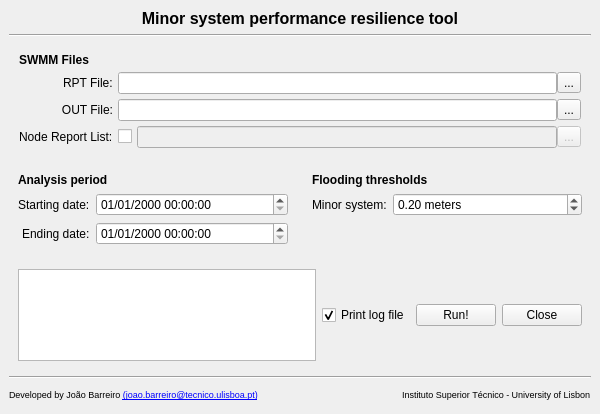
Above: Tools/Performance_SWMM_tool/SWMM_Performance_GUI.ui from JoaoBarreiro/RESILISTORM-tool before the change. Below: the same form after it.
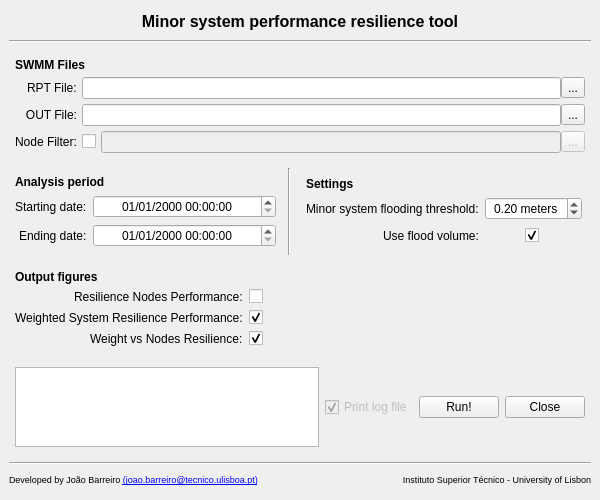
That is the form after the change.

```diff
--- a/Tools/Performance_SWMM_tool/SWMM_Performance_GUI.ui
+++ b/Tools/Performance_SWMM_tool/SWMM_Performance_GUI.ui
@@ -7,19 +7,19 @@
     <x>0</x>
     <y>0</y>
     <width>600</width>
-    <height>414</height>
+    <height>500</height>
    </rect>
   </property>
   <property name="minimumSize">
    <size>
     <width>600</width>
-    <height>350</height>
+    <height>500</height>
    </size>
   </property>
   <property name="maximumSize">
    <size>
     <width>600</width>
-    <height>414</height>
+    <height>500</height>
    </size>
   </property>
   <property name="windowTitle">
@@ -29,6 +29,12 @@
    <layout class="QVBoxLayout" name="verticalLayout_2">
     <item>
      <widget class="QLabel" name="label_4">
+      <property name="sizePolicy">
+       <sizepolicy hsizetype="Preferred" vsizetype="Maximum">
+        <horstretch>0</horstretch>
+        <verstretch>0</verstretch>
+       </sizepolicy>
+      </property>
       <property name="text">
        <string>&lt;html&gt;&lt;head/&gt;&lt;body&gt;&lt;p align=&quot;center&quot;&gt;&lt;span style=&quot; font-size:12pt; font-weight:700;&quot;&gt;Minor system performance resilience tool&lt;/span&gt;&lt;/p&gt;&lt;/body&gt;&lt;/html&gt;</string>
       </property>
@@ -43,21 +49,27 @@
     </item>
     <item>
      <widget class="QWidget" name="widget" native="true">
+      <property name="sizePolicy">
+       <sizepolicy hsizetype="Preferred" vsizetype="Maximum">
+        <horstretch>0</horstretch>
+        <verstretch>0</verstretch>
+       </sizepolicy>
+      </property>
       <layout class="QVBoxLayout" name="verticalLayout">
        <property name="spacing">
         <number>5</number>
        </property>
        <property name="leftMargin">
-        <number>10</number>
+        <number>6</number>
        </property>
        <property name="topMargin">
-        <number>10</number>
+        <number>6</number>
        </property>
        <property name="rightMargin">
-        <number>10</number>
+        <number>6</number>
        </property>
        <property name="bottomMargin">
-        <number>10</number>
+        <number>6</number>
        </property>
        <item>
         <widget class="QLabel" name="label">
@@ -202,7 +214,7 @@
             <string>&lt;html&gt;&lt;head/&gt;&lt;body&gt;&lt;p&gt;Text file where each line corresponds to the nodes to be included in the analysis.&lt;/p&gt;&lt;p&gt;If not provided, all nodes are considered.&lt;/p&gt;&lt;/body&gt;&lt;/html&gt;</string>
            </property>
            <property name="text">
-            <string>Node Report List:</string>
+            <string>Node Filter:</string>
            </property>
           </widget>
          </item>
@@ -288,15 +300,49 @@
      </widget>
     </item>
     <item>
+     <widget class="QWidget" name="" native="true">
+      <property name="sizePolicy">
+       <sizepolicy hsizetype="Preferred" vsizetype="Maximum">
+        <horstretch>0</horstretch>
+        <verstretch>0</verstretch>
+       </sizepolicy>
+      </property>
      <layout class="QHBoxLayout" name="horizontalLayout">
+       <property name="leftMargin">
+        <number>0</number>
+       </property>
+       <property name="topMargin">
+        <number>0</number>
+       </property>
+       <property name="rightMargin">
+        <number>0</number>
+       </property>
+       <property name="bottomMargin">
+        <number>0</number>
+       </property>
       <item>
        <widget class="QWidget" name="widget_4" native="true">
+         <property name="sizePolicy">
+          <sizepolicy hsizetype="Preferred" vsizetype="Maximum">
+           <horstretch>0</horstretch>
+           <verstretch>0</verstretch>
+          </sizepolicy>
+         </property>
         <layout class="QVBoxLayout" name="verticalLayout_3">
          <property name="spacing">
           <number>6</number>
          </property>
+          <property name="leftMargin">
+           <number>6</number>
+          </property>
+          <property name="topMargin">
+           <number>6</number>
+          </property>
+          <property name="rightMargin">
+           <number>6</number>
+          </property>
          <property name="bottomMargin">
-          <number>9</number>
+           <number>6</number>
          </property>
          <item>
           <widget class="QLabel" name="label_2">
@@ -348,6 +394,9 @@
               </property>
               <item>
                <widget class="QDateTimeEdit" name="StartingDate">
+                 <property name="alignment">
+                  <set>Qt::AlignCenter</set>
+                 </property>
                 <property name="displayFormat">
                  <string>dd/MM/yyyy HH:mm:ss</string>
                 </property>
@@ -383,6 +432,9 @@
               </property>
               <item>
                <widget class="QDateTimeEdit" name="EndDate">
+                 <property name="alignment">
+                  <set>Qt::AlignCenter</set>
+                 </property>
                 <property name="minimumDate">
                  <date>
                   <year>1753</year>
@@ -403,6 +455,13 @@
         </layout>
        </widget>
       </item>
+       <item>
+        <widget class="Line" name="line_3">
+         <property name="orientation">
+          <enum>Qt::Vertical</enum>
+         </property>
+        </widget>
+       </item>
       <item>
        <widget class="QWidget" name="widget_8" native="true">
         <layout class="QVBoxLayout" name="verticalLayout_4">
@@ -414,7 +473,7 @@
             </font>
            </property>
            <property name="text">
-            <string>Flooding thresholds</string>
+             <string>Settings</string>
            </property>
           </widget>
          </item>
@@ -429,13 +488,6 @@
            <property name="verticalSpacing">
             <number>6</number>
            </property>
-           <item row="0" column="0">
-            <widget class="QLabel" name="studyNameLabel_3">
-             <property name="text">
-              <string>Minor system:</string>
-             </property>
-            </widget>
-           </item>
            <item row="0" column="1">
             <widget class="QWidget" name="widget_9" native="true">
              <layout class="QHBoxLayout" name="horizontalLayout_8">
@@ -456,6 +508,12 @@
               </property>
               <item>
                <widget class="QDoubleSpinBox" name="MinorThreshold">
+                 <property name="alignment">
+                  <set>Qt::AlignCenter</set>
+                 </property>
+                 <property name="buttonSymbols">
+                  <enum>QAbstractSpinBox::UpDownArrows</enum>
+                 </property>
                 <property name="suffix">
                  <string> meters</string>
                 </property>
@@ -491,47 +549,265 @@
               <item>
                <spacer name="verticalSpacer_3">
                 <property name="orientation">
-                 <enum>Qt::Vertical</enum>
-                </property>
+                  <enum>Qt::Horizontal</enum>
+                 </property>
+                 <property name="sizeType">
+                  <enum>QSizePolicy::Minimum</enum>
+                 </property>
                 <property name="sizeHint" stdset="0">
                  <size>
-                  <width>20</width>
-                  <height>40</height>
+                   <width>40</width>
+                   <height>20</height>
                  </size>
                 </property>
                </spacer>
               </item>
+               <item>
+                <widget class="QCheckBox" name="FloodVolume_checkbox">
+                 <property name="text">
+                  <string/>
+                 </property>
+                 <property name="checked">
+                  <bool>true</bool>
+                 </property>
+                 <property name="tristate">
+                  <bool>false</bool>
+                 </property>
+                </widget>
+               </item>
+               <item>
+                <spacer name="horizontalSpacer_3">
+                 <property name="orientation">
+                  <enum>Qt::Horizontal</enum>
+                 </property>
+                 <property name="sizeType">
+                  <enum>QSizePolicy::Minimum</enum>
+                 </property>
+                 <property name="sizeHint" stdset="0">
+                  <size>
+                   <width>40</width>
+                   <height>20</height>
+                  </size>
+                 </property>
+                </spacer>
+               </item>
              </layout>
             </widget>
            </item>
+            <item row="0" column="0">
+             <widget class="QLabel" name="MinorThreshold_label">
+              <property name="toolTip">
+               <string>&lt;html&gt;&lt;head/&gt;&lt;body&gt;&lt;p&gt;Depth above node elevation that defines the failure depth for Flooding Resilience calculation.&lt;/p&gt;&lt;/body&gt;&lt;/html&gt;</string>
+              </property>
+              <property name="text">
+               <string>Minor system flooding threshold:</string>
+              </property>
+              <property name="alignment">
+               <set>Qt::AlignLeading|Qt::AlignLeft|Qt::AlignVCenter</set>
+              </property>
+             </widget>
+            </item>
+            <item row="1" column="0">
+             <widget class="QLabel" name="FloodVolume_label">
+              <property name="toolTip">
+               <string>&lt;html&gt;&lt;head/&gt;&lt;body&gt;&lt;p&gt;Check if flooded volume in each node is to be used at Flooding Resilience calculation.&lt;/p&gt;&lt;/body&gt;&lt;/html&gt;</string>
+              </property>
+              <property name="text">
+               <string>Use flood volume:</string>
+              </property>
+              <property name="alignment">
+               <set>Qt::AlignCenter</set>
+              </property>
+             </widget>
+            </item>
           </layout>
          </item>
         </layout>
        </widget>
       </item>
      </layout>
+     </widget>
     </item>
     <item>
-     <spacer name="verticalSpacer_2">
-      <property name="orientation">
-       <enum>Qt::Vertical</enum>
+     <widget class="QWidget" name="widget_12" native="true">
+      <property name="sizePolicy">
+       <sizepolicy hsizetype="Preferred" vsizetype="Maximum">
+        <horstretch>0</horstretch>
+        <verstretch>0</verstretch>
+       </sizepolicy>
       </property>
-      <property name="sizeHint" stdset="0">
+      <layout class="QVBoxLayout" name="verticalLayout_5">
+       <property name="spacing">
+        <number>5</number>
+       </property>
+       <property name="leftMargin">
+        <number>6</number>
+       </property>
+       <property name="topMargin">
+        <number>6</number>
+       </property>
+       <property name="rightMargin">
+        <number>6</number>
+       </property>
+       <property name="bottomMargin">
+        <number>6</number>
+       </property>
+       <item>
+        <widget class="QLabel" name="label_5">
+         <property name="sizePolicy">
+          <sizepolicy hsizetype="Preferred" vsizetype="Maximum">
+           <horstretch>0</horstretch>
+           <verstretch>0</verstretch>
+          </sizepolicy>
+         </property>
+         <property name="font">
+          <font>
+           <bold>true</bold>
+          </font>
+         </property>
+         <property name="text">
+          <string>Output figures</string>
+         </property>
+         <property name="scaledContents">
+          <bool>false</bool>
+         </property>
+        </widget>
+       </item>
+       <item>
+        <layout class="QFormLayout" name="formLayout">
+         <property name="sizeConstraint">
+          <enum>QLayout::SetDefaultConstraint</enum>
+         </property>
+         <property name="rowWrapPolicy">
+          <enum>QFormLayout::DontWrapRows</enum>
+         </property>
+         <property name="labelAlignment">
+          <set>Qt::AlignRight|Qt::AlignTrailing|Qt::AlignVCenter</set>
+         </property>
+         <property name="formAlignment">
+          <set>Qt::AlignCenter</set>
+         </property>
+         <property name="horizontalSpacing">
+          <number>6</number>
+         </property>
+         <property name="verticalSpacing">
+          <number>6</number>
+         </property>
+         <item row="0" column="0">
+          <widget class="QLabel" name="AllNodesPlot_label">
+           <property name="text">
+            <string>Resilience Nodes Performance:</string>
+           </property>
+          </widget>
+         </item>
+         <item row="0" column="1">
+          <widget class="QCheckBox" name="AllNodesPlot_checkBox">
+           <property name="sizePolicy">
+            <sizepolicy hsizetype="MinimumExpanding" vsizetype="Minimum">
+             <horstretch>0</horstretch>
+             <verstretch>0</verstretch>
+            </sizepolicy>
+           </property>
+           <property name="iconSize">
        <size>
-        <width>20</width>
-        <height>40</height>
-       </size>
-      </property>
-     </spacer>
+             <width>16</width>
+             <height>16</height>
+            </size>
+           </property>
+           <property name="tristate">
+            <bool>false</bool>
+           </property>
+          </widget>
+         </item>
+         <item row="1" column="0">
+          <widget class="QLabel" name="WeightedSystemPlot_label">
+           <property name="text">
+            <string>Weighted System Resilience Performance:</string>
+           </property>
+          </widget>
+         </item>
+         <item row="1" column="1">
+          <widget class="QCheckBox" name="WeightedSystemPlot_checkBox">
+           <property name="sizePolicy">
+            <sizepolicy hsizetype="MinimumExpanding" vsizetype="Minimum">
+             <horstretch>0</horstretch>
+             <verstretch>0</verstretch>
+            </sizepolicy>
+           </property>
+           <property name="checked">
+            <bool>true</bool>
+           </property>
+          </widget>
+         </item>
+         <item row="2" column="0">
+          <widget class="QLabel" name="WeightNodesResilience_label">
+           <property name="text">
+            <string>Weight vs Nodes Resilience:</string>
+           </property>
+          </widget>
+         </item>
+         <item row="2" column="1">
+          <widget class="QCheckBox" name="WeightNodesResilience_checkBox">
+           <property name="sizePolicy">
+            <sizepolicy hsizetype="MinimumExpanding" vsizetype="Minimum">
+             <horstretch>0</horstretch>
+             <verstretch>0</verstretch>
+            </sizepolicy>
+           </property>
+           <property name="checked">
+            <bool>true</bool>
+           </property>
+          </widget>
+         </item>
+        </layout>
+       </item>
+      </layout>
+     </widget>
     </item>
     <item>
      <widget class="QWidget" name="widget_7" native="true">
+      <property name="sizePolicy">
+       <sizepolicy hsizetype="Preferred" vsizetype="Maximum">
+        <horstretch>0</horstretch>
+        <verstretch>0</verstretch>
+       </sizepolicy>
+      </property>
       <layout class="QHBoxLayout" name="horizontalLayout_10">
+       <property name="leftMargin">
+        <number>6</number>
+       </property>
+       <property name="topMargin">
+        <number>6</number>
+       </property>
+       <property name="rightMargin">
+        <number>6</number>
+       </property>
+       <property name="bottomMargin">
+        <number>6</number>
+       </property>
        <item>
         <widget class="QTextEdit" name="textEdit">
          <property name="enabled">
           <bool>true</bool>
          </property>
+         <property name="sizePolicy">
+          <sizepolicy hsizetype="Expanding" vsizetype="Minimum">
+           <horstretch>0</horstretch>
+           <verstretch>0</verstretch>
+          </sizepolicy>
+         </property>
+         <property name="minimumSize">
+          <size>
+           <width>0</width>
+           <height>80</height>
+          </size>
+         </property>
+         <property name="maximumSize">
+          <size>
+           <width>16777215</width>
+           <height>80</height>
+          </size>
+         </property>
          <property name="acceptRichText">
           <bool>false</bool>
          </property>
@@ -545,6 +821,9 @@
        </item>
        <item>
         <widget class="QCheckBox" name="logBox">
+         <property name="enabled">
+          <bool>false</bool>
+         </property>
          <property name="text">
           <string>Print log file</string>
          </property>
@@ -583,19 +862,6 @@
       </layout>
      </widget>
     </item>
-    <item>
-     <spacer name="verticalSpacer">
-      <property name="orientation">
-       <enum>Qt::Vertical</enum>
-      </property>
-      <property name="sizeHint" stdset="0">
-       <size>
-        <width>20</width>
-        <height>40</height>
-       </size>
-      </property>
-     </spacer>
-    </item>
     <item>
      <widget class="Line" name="line">
       <property name="orientation">
@@ -604,9 +870,40 @@
      </widget>
     </item>
     <item>
+     <widget class="QWidget" name="" native="true">
+      <property name="sizePolicy">
+       <sizepolicy hsizetype="Preferred" vsizetype="Maximum">
+        <horstretch>0</horstretch>
+        <verstretch>0</verstretch>
+       </sizepolicy>
+      </property>
      <layout class="QHBoxLayout" name="horizontalLayout_11">
+       <property name="spacing">
+        <number>6</number>
+       </property>
+       <property name="sizeConstraint">
+        <enum>QLayout::SetMinimumSize</enum>
+       </property>
+       <property name="leftMargin">
+        <number>0</number>
+       </property>
+       <property name="topMargin">
+        <number>0</number>
+       </property>
+       <property name="rightMargin">
+        <number>0</number>
+       </property>
+       <property name="bottomMargin">
+        <number>0</number>
+       </property>
       <item>
        <widget class="QLabel" name="footer_left_label">
+         <property name="sizePolicy">
+          <sizepolicy hsizetype="Preferred" vsizetype="Fixed">
+           <horstretch>0</horstretch>
+           <verstretch>0</verstretch>
+          </sizepolicy>
+         </property>
         <property name="text">
          <string>&lt;html&gt;&lt;head/&gt;&lt;body&gt;&lt;p&gt;&lt;span style=&quot; font-size:7pt;&quot;&gt;Developed by João Barreiro &lt;/span&gt;&lt;a href=&quot;mailto:joao.barreiro@tecnico.ulisboa.pt&quot;&gt;&lt;span style=&quot; font-size:7pt; text-decoration: underline; color:#0000ff;&quot;&gt;(joao.barreiro@tecnico.ulisboa.pt)&lt;/span&gt;&lt;/a&gt;&lt;/p&gt;&lt;/body&gt;&lt;/html&gt;</string>
         </property>
@@ -615,27 +912,24 @@
         </property>
        </widget>
       </item>
-      <item>
-       <spacer name="footer_horizontalSpacer">
-        <property name="orientation">
-         <enum>Qt::Horizontal</enum>
-        </property>
-        <property name="sizeHint" stdset="0">
-         <size>
-          <width>40</width>
-          <height>20</height>
-         </size>
-        </property>
-       </spacer>
-      </item>
       <item>
        <widget class="QLabel" name="footer_right_label">
+         <property name="sizePolicy">
+          <sizepolicy hsizetype="Preferred" vsizetype="Fixed">
+           <horstretch>0</horstretch>
+           <verstretch>0</verstretch>
+          </sizepolicy>
+         </property>
         <property name="text">
          <string>&lt;html&gt;&lt;head/&gt;&lt;body&gt;&lt;p&gt;&lt;span style=&quot; font-size:7pt;&quot;&gt;Instituto Superior Técnico - University of Lisbon&lt;/span&gt;&lt;/p&gt;&lt;/body&gt;&lt;/html&gt;</string>
         </property>
+         <property name="alignment">
+          <set>Qt::AlignRight|Qt::AlignTrailing|Qt::AlignVCenter</set>
+         </property>
        </widget>
       </item>
      </layout>
+     </widget>
     </item>
    </layout>
   </widget>
```
Left out of the diff: 10 changed lines with no effect on the pictures. Lines whose indentation alone changed are shown as unchanged.
